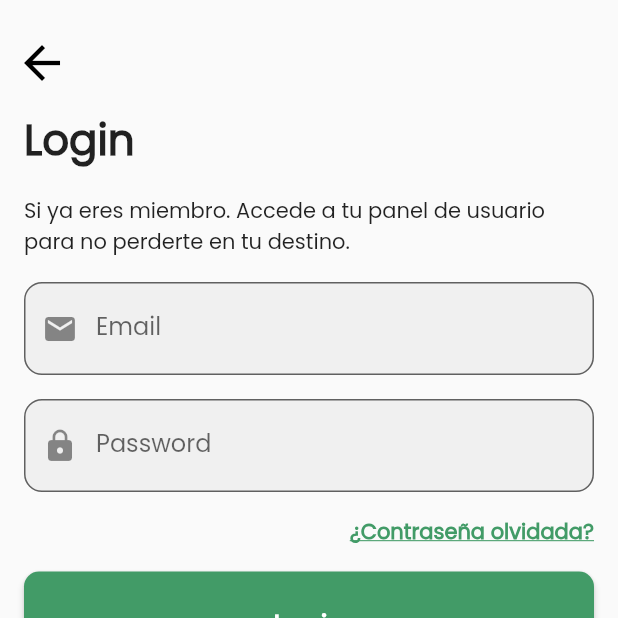
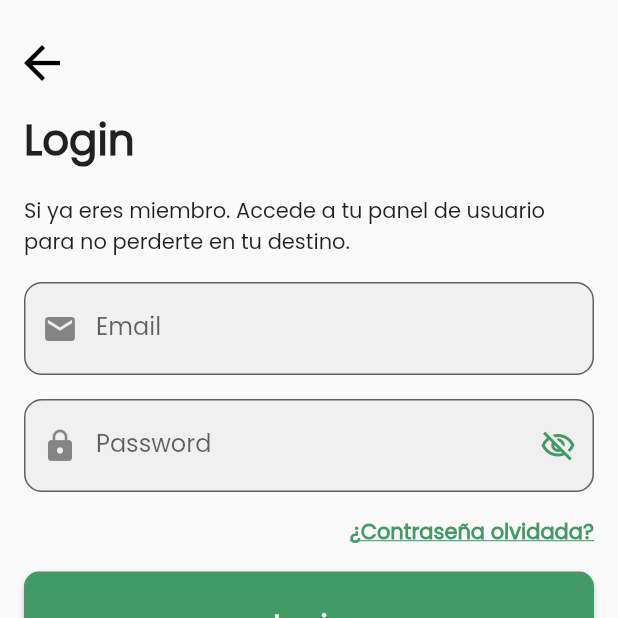
Before and after one commit to adlopezruiz/busontime-app, a Flutter app: the LoginScreen screen opened by its route, on a phone screen of 412 x 824 dp, the top half of it. Run offline on Flutter 3.47's test engine with Material 2 defaults, Android fonts, the light colour scheme and no system bars; our stand-ins replace bloc, cloud_firestore, equatable, firebase_auth, firebase_core, flutter_bloc and 7 more; accounts and stored records are empty; generated files the repository leaves out were written again; project files that could hold a hidden picture were left out.

Commit message:
Modularizing and styling login and inputs

```diff
--- a/lib/features/auth/login/bloc/login_cubit.dart
+++ b/lib/features/auth/login/bloc/login_cubit.dart
@@ -17,7 +17,7 @@ class LoginCubit extends Cubit<LoginState> {
     required String password,
   }) async {
     //Emit state while its submitting for progress indicator or smth
-    emit(state.copyWith(loginStatus: LoginStatus.submitting));
+    emit(state.copyWith(loginStatus: LoginStatus.submittingEmail));
 
     try {
       //Doing signin and emiting success state
@@ -35,7 +35,7 @@ class LoginCubit extends Cubit<LoginState> {
 
   //Google login
   Future<void> loginWithGoogle() async {
-    emit(state.copyWith(loginStatus: LoginStatus.submitting));
+    emit(state.copyWith(loginStatus: LoginStatus.submittingGoogle));
     try {
       await authRepository.signInWithGoogle();
       emit(
--- a/lib/features/auth/login/bloc/login_state.dart
+++ b/lib/features/auth/login/bloc/login_state.dart
@@ -3,7 +3,9 @@ part of 'login_cubit.dart';
 
 enum LoginStatus {
   initial,
-  submitting,
+  submittingEmail,
+  submittingGoogle,
+  submittingApple,
   success,
   error,
 }
--- a/lib/features/auth/login/screens/login_screen.dart
+++ b/lib/features/auth/login/screens/login_screen.dart
@@ -1,5 +1,6 @@
 import 'package:bot_main_app/dependency_injection/injector.dart';
 import 'package:bot_main_app/features/auth/login/bloc/login_cubit.dart';
+import 'package:bot_main_app/features/auth/widgets/custom_form_input._field.dart';
 import 'package:bot_main_app/ui/atoms/buttons.dart';
 import 'package:bot_main_app/ui/atoms/navigation_text.dart';
 import 'package:bot_main_app/ui/atoms/spacers.dart';
@@ -22,6 +23,7 @@ class _LoginScreenState extends State<LoginScreen> {
   final GlobalKey<FormState> _formKey = GlobalKey<FormState>();
   AutovalidateMode _autovalidateMode = AutovalidateMode.disabled;
   final FocusNode _focusNode = FocusNode();
+  final FocusNode _focusNode2 = FocusNode();
 
   String? _email;
   String? _password;
@@ -32,14 +34,19 @@ class _LoginScreenState extends State<LoginScreen> {
     _focusNode.addListener(() {
       setState(() {});
     });
+    _focusNode2.addListener(() {
+      setState(() {});
+    });
   }
 
   @override
   void dispose() {
     _focusNode.dispose();
+    _focusNode2.dispose();
     super.dispose();
   }
 
+  //Submit function
   void _submit() {
     setState(() {
       _autovalidateMode = AutovalidateMode.always;
@@ -108,40 +115,12 @@ class _LoginScreenState extends State<LoginScreen> {
                       const Text(
                           'Si ya eres miembro. Accede a tu panel de usuario\npara no perderte en tu destino.'),
                       VerticalSpacer.regular(),
-                      TextFormField(
-                        cursorColor: AppColors.primaryGreen,
+                      //Email textfield
+                      CustomTextField(
                         focusNode: _focusNode,
-                        keyboardType: TextInputType.emailAddress,
-                        autocorrect: false,
-                        decoration: InputDecoration(
-                          focusedBorder: const OutlineInputBorder(
-                            borderSide: BorderSide(
-                              color: AppColors.primaryGreen,
-                              width: 2,
-                            ),
-                            borderRadius: BorderRadius.all(
-                              Radius.circular(12),
-                            ),
-                          ),
-                          border: const OutlineInputBorder(
-                            borderRadius: BorderRadius.all(
-                              Radius.circular(12),
-                            ),
-                          ),
-                          filled: true,
-                          labelText: 'Email',
-                          labelStyle: TextStyle(
-                            color: _focusNode.hasFocus
-                                ? AppColors.primaryGreen
-                                : null,
-                          ),
-                          prefixIcon: Icon(
-                            Icons.email,
-                            color: _focusNode.hasFocus
-                                ? AppColors.primaryGreen
-                                : null,
-                          ),
-                        ),
+                        onSaved: (String? value) {
+                          _email = value;
+                        },
                         validator: (String? value) {
                           if (value == null || value.trim().isEmpty) {
                             return 'Email required';
@@ -151,45 +130,16 @@ class _LoginScreenState extends State<LoginScreen> {
                           }
                           return null;
                         },
-                        onSaved: (String? value) {
-                          _email = value;
-                        },
+                        labelText: 'Email',
+                        prefixIcon: Icons.email,
                       ),
                       VerticalSpacer.regular(),
-                      TextFormField(
-                        cursorColor: AppColors.primaryGreen,
-                        focusNode: _focusNode,
-                        keyboardType: TextInputType.emailAddress,
-                        autocorrect: false,
-                        decoration: InputDecoration(
-                          focusedBorder: const OutlineInputBorder(
-                            borderSide: BorderSide(
-                              color: AppColors.primaryGreen,
-                              width: 2,
-                            ),
-                            borderRadius: BorderRadius.all(
-                              Radius.circular(12),
-                            ),
-                          ),
-                          border: const OutlineInputBorder(
-                            borderRadius: BorderRadius.all(
-                              Radius.circular(12),
-                            ),
-                          ),
-                          filled: true,
-                          labelText: 'Password',
-                          labelStyle: TextStyle(
-                            color: _focusNode.hasFocus
-                                ? AppColors.primaryGreen
-                                : null,
-                          ),
-                          prefixIcon: Icon(
-                            Icons.lock,
-                            color: _focusNode.hasFocus
-                                ? AppColors.primaryGreen
-                                : null,
-                          ),
-                        ),
+                      CustomTextField(
+                        obscuredText: true,
+                        focusNode: _focusNode2,
+                        onSaved: (String? value) {
+                          _password = value;
+                        },
                         validator: (String? value) {
                           if (value == null || value.trim().isEmpty) {
                             return 'Password required';
@@ -199,9 +149,8 @@ class _LoginScreenState extends State<LoginScreen> {
                           }
                           return null;
                         },
-                        onSaved: (String? value) {
-                          _password = value;
-                        },
+                        labelText: 'Password',
+                        prefixIcon: Icons.lock,
                       ),
                       VerticalSpacer.regular(),
                       const Row(
@@ -217,10 +166,12 @@ class _LoginScreenState extends State<LoginScreen> {
                       Buttons.primary(
                         height: 70,
                         width: MediaQuery.of(context).size.width,
-                        onPressed: state.loginStatus == LoginStatus.submitting
+                        onPressed:
+                            state.loginStatus == LoginStatus.submittingEmail
                                 ? null
                                 : _submit,
-                        content: state.loginStatus == LoginStatus.submitting
+                        content:
+                            state.loginStatus == LoginStatus.submittingEmail
                                 ? const CircularProgressIndicator()
                                 : const Text(
                                     'Login',
@@ -258,10 +209,12 @@ class _LoginScreenState extends State<LoginScreen> {
                       Buttons.terciary(
                         height: 70,
                         width: MediaQuery.of(context).size.width,
-                        onPressed: state.loginStatus == LoginStatus.submitting
+                        onPressed:
+                            state.loginStatus == LoginStatus.submittingGoogle
                                 ? null
                                 : getIt<LoginCubit>().loginWithGoogle,
-                        content: state.loginStatus == LoginStatus.submitting
+                        content:
+                            state.loginStatus == LoginStatus.submittingGoogle
                                 ? const CircularProgressIndicator()
                                 : Row(
                                     mainAxisAlignment: MainAxisAlignment.center,
@@ -290,10 +243,12 @@ class _LoginScreenState extends State<LoginScreen> {
                       Buttons.terciary(
                         height: 70,
                         width: MediaQuery.of(context).size.width,
-                        onPressed: state.loginStatus == LoginStatus.submitting
+                        onPressed:
+                            state.loginStatus == LoginStatus.submittingApple
                                 ? null
                                 : () {},
-                        content: state.loginStatus == LoginStatus.submitting
+                        content:
+                            state.loginStatus == LoginStatus.submittingApple
                                 ? const CircularProgressIndicator()
                                 : Row(
                                     mainAxisAlignment: MainAxisAlignment.center,
--- a/lib/features/auth/register/screens/register_screen.dart
+++ b/lib/features/auth/register/screens/name_screen.dart
@@ -31,8 +31,6 @@ class _RegisterScreenState extends State<RegisterScreen> {
     if (form == null || !form.validate()) return;
 
     form.save();
-
-    print('name: $_name, email: $_email, password: $_password');
 
     context.read<RegisterCubit>().register(
           name: _name!,
--- /dev/null
+++ b/lib/features/auth/widgets/custom_form_input._field.dart
@@ -0,0 +1,88 @@
+import 'package:bot_main_app/utils/constants.dart';
+import 'package:flutter/material.dart';
+
+class CustomTextField extends StatefulWidget {
+  const CustomTextField({
+    super.key,
+    required this.focusNode,
+    required this.onSaved,
+    required this.validator,
+    required this.labelText,
+    required this.prefixIcon,
+    this.obscuredText,
+    this.trailing,
+  });
+  final FocusNode focusNode;
+  final void Function(String?) onSaved;
+  final String? Function(String?) validator;
+  final String labelText;
+  final IconData prefixIcon;
+  final bool? obscuredText;
+  final Widget? trailing;
+
+  @override
+  State<CustomTextField> createState() => _CustomTextFieldState();
+}
+
+class _CustomTextFieldState extends State<CustomTextField> {
+  bool showEye = false;
+
+  @override
+  void initState() {
+    if (widget.obscuredText ?? false) {
+      showEye = true;
+    }
+    super.initState();
+  }
+
+  @override
+  Widget build(BuildContext context) {
+    return TextFormField(
+      obscureText: showEye,
+      cursorColor: AppColors.primaryGreen,
+      focusNode: widget.focusNode,
+      keyboardType: TextInputType.emailAddress,
+      autocorrect: false,
+      decoration: InputDecoration(
+        focusedBorder: const OutlineInputBorder(
+          borderSide: BorderSide(
+            color: AppColors.primaryGreen,
+            width: 2,
+          ),
+          borderRadius: BorderRadius.all(
+            Radius.circular(12),
+          ),
+        ),
+        border: const OutlineInputBorder(
+          borderRadius: BorderRadius.all(
+            Radius.circular(12),
+          ),
+        ),
+        filled: true,
+        labelText: widget.labelText,
+        labelStyle: TextStyle(
+          color: widget.focusNode.hasFocus ? AppColors.primaryGreen : null,
+        ),
+        prefixIcon: Icon(
+          widget.prefixIcon,
+          color: widget.focusNode.hasFocus ? AppColors.primaryGreen : null,
+        ),
+        suffixIcon: widget.obscuredText ?? false
+            ? IconButton(
+                color: AppColors.primaryGreen,
+                onPressed: () {
+                  setState(() => showEye = !showEye);
+                },
+                icon: Icon(
+                  showEye
+                      ? Icons.visibility_off_outlined
+                      : Icons.visibility_outlined,
+                ),
+              )
+            : null,
+      ),
+      validator: widget.validator,
+      onSaved: widget.onSaved,
+    );
+  }
+}
--- a/lib/ui/atoms/buttons.dart
+++ b/lib/ui/atoms/buttons.dart
@@ -24,6 +24,7 @@ class Buttons {
     );
   }
 
+  //Terciary is a gray button
   static Widget secondary({
     VoidCallback? onPressed,
     required Widget content,
@@ -46,6 +47,7 @@ class Buttons {
     );
   }
 
+  //Terciary is a white button
   static Widget terciary({
     VoidCallback? onPressed,
     required Widget content,
--- a/lib/utils/router.dart
+++ b/lib/utils/router.dart
@@ -1,5 +1,5 @@
 import 'package:bot_main_app/features/auth/login/screens/login_screen.dart';
-import 'package:bot_main_app/features/auth/register/screens/register_screen.dart';
+import 'package:bot_main_app/features/auth/register/screens/name_screen.dart';
 import 'package:bot_main_app/features/home/screens/home_screen.dart';
 import 'package:bot_main_app/features/onboarding/onboarding_screen.dart';
 import 'package:bot_main_app/features/profile/screens/profile_page.dart';
```
Lines whose indentation alone changed are shown as unchanged.
